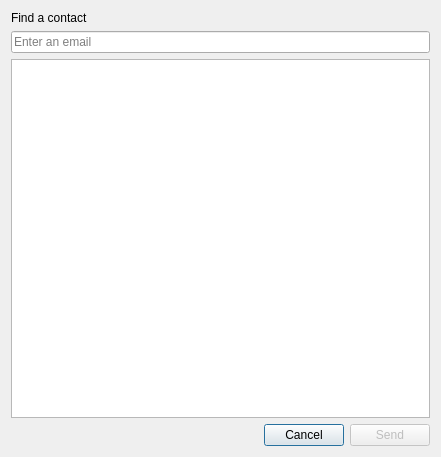
Old version of the form src/client/widgetaddcontactwindow.ui in the repository wayt/Skypy.
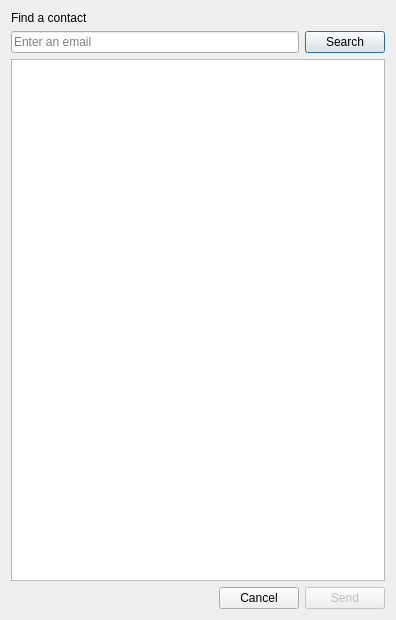
New version of the form.

Commit message: Moar design

Patch:
```diff
--- a/src/client/widgetaddcontactwindow.ui
+++ b/src/client/widgetaddcontactwindow.ui
@@ -6,8 +6,8 @@
    <rect>
     <x>0</x>
     <y>0</y>
-    <width>441</width>
-    <height>457</height>
+    <width>396</width>
+    <height>620</height>
    </rect>
   </property>
   <property name="windowTitle">
@@ -22,11 +22,22 @@
     </widget>
    </item>
    <item>
+    <layout class="QHBoxLayout" name="horizontalLayout_2">
+     <item>
     <widget class="QLineEdit" name="_contactEmailInput">
      <property name="placeholderText">
       <string>Enter an email</string>
      </property>
     </widget>
+     </item>
+     <item>
+      <widget class="QPushButton" name="_searchButton">
+       <property name="text">
+        <string>Search</string>
+       </property>
+      </widget>
+     </item>
+    </layout>
    </item>
    <item>
     <widget class="QListWidget" name="_contactResultList"/>
```
Lines whose indentation alone changed are shown as unchanged. The commit also changes 4 other files.
